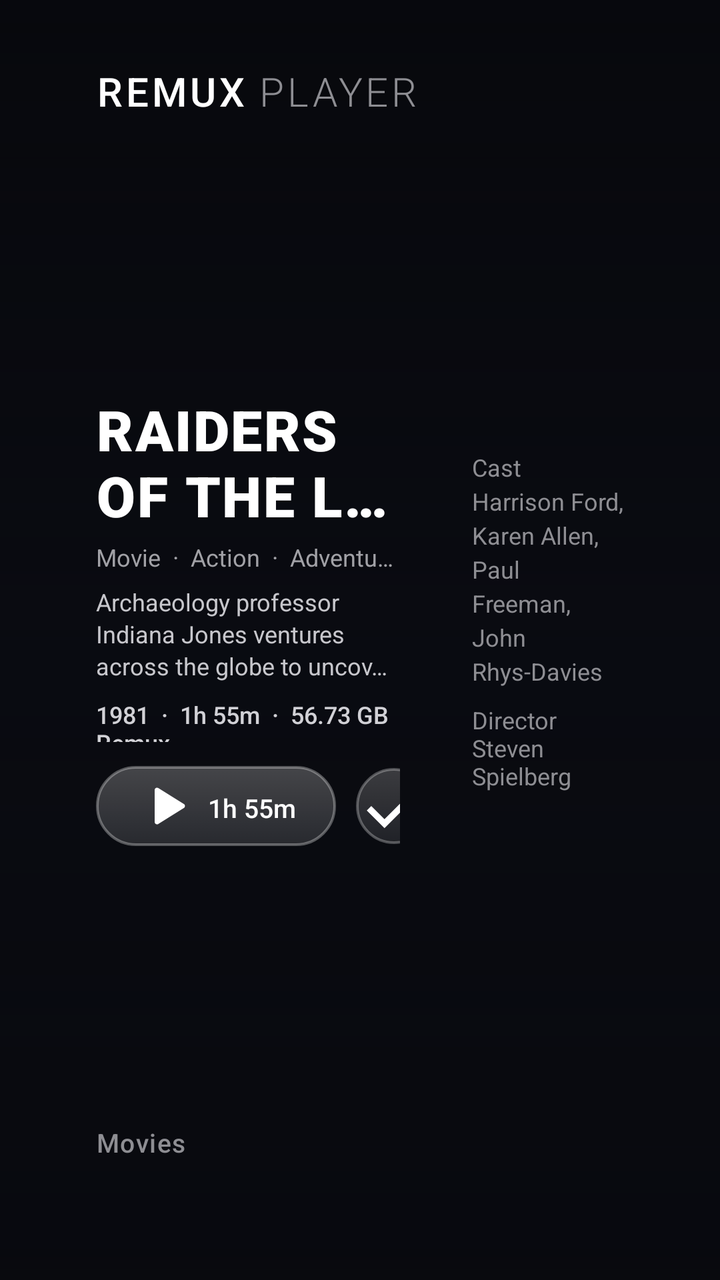
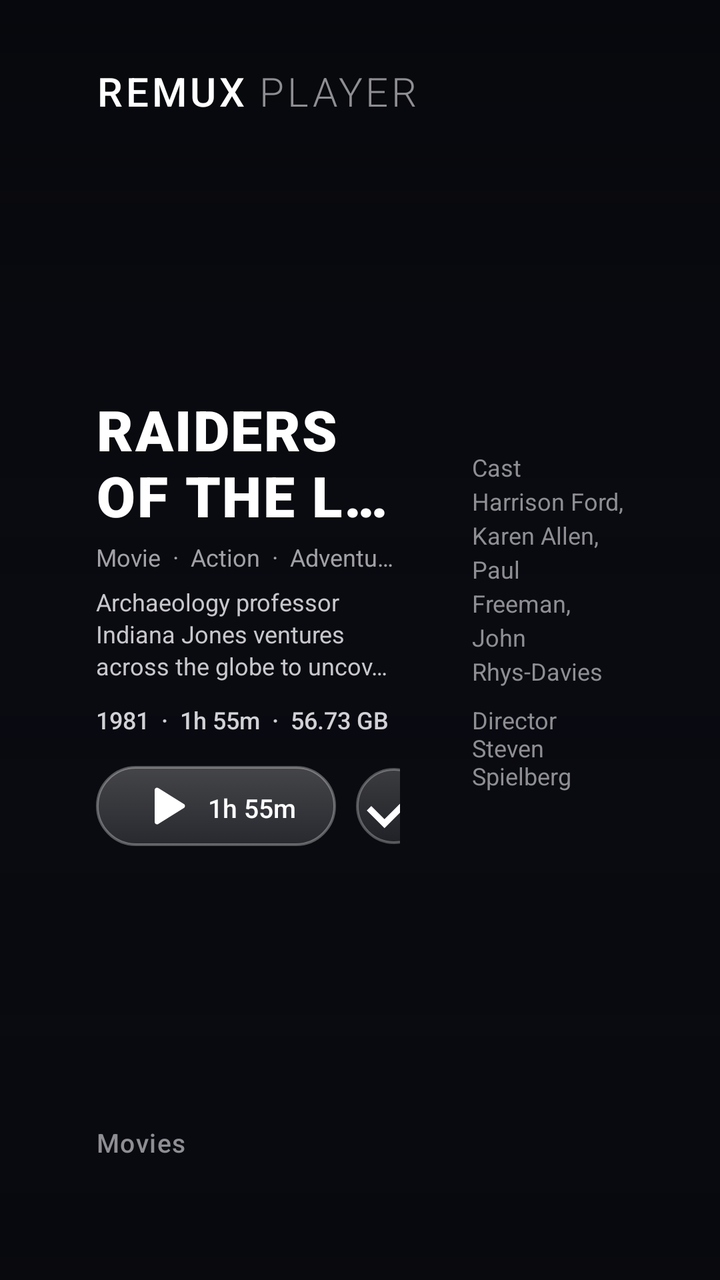

Two renders of the same Android screen: before a commit and after it. Below are the layout's source before the change and the commit's diff.
<!-- AndroidManifest.xml: application theme Theme.Leanback.Fullscreen -->
<!-- res/layout/activity_main.xml -->
<?xml version="1.0" encoding="utf-8"?>
<FrameLayout xmlns:android="http://schemas.android.com/apk/res/android"
    xmlns:app="http://schemas.android.com/apk/res-auto"
    android:layout_width="match_parent"
    android:layout_height="match_parent"
    android:background="#08090E">

    
    <ImageView
        android:id="@+id/ivHeroBackdrop"
        android:layout_width="match_parent"
        android:layout_height="match_parent"
        android:scaleType="centerCrop"
        android:contentDescription="Cinematic Background 1" />

    <ImageView
        android:id="@+id/ivHeroBackdropAlt"
        android:layout_width="match_parent"
        android:layout_height="match_parent"
        android:scaleType="centerCrop"
        android:alpha="0"
        android:contentDescription="Cinematic Background 2" />

    
    <View
        android:layout_width="match_parent"
        android:layout_height="match_parent"
        android:background="@drawable/bg_apple_tv_hero_scrim" />

    
    <RelativeLayout
        android:layout_width="match_parent"
        android:layout_height="match_parent"
        android:clipChildren="false"
        android:clipToPadding="false"
        android:paddingStart="48dp"
        android:paddingEnd="48dp"
        android:paddingTop="32dp"
        android:paddingBottom="28dp">

        
        <LinearLayout
            android:id="@+id/topBar"
            android:layout_width="match_parent"
            android:layout_height="wrap_content"
            android:orientation="horizontal"
            android:gravity="center_vertical">

            <LinearLayout
                android:layout_width="wrap_content"
                android:layout_height="wrap_content"
                android:orientation="horizontal"
                android:gravity="center_vertical">

                <TextView
                    android:layout_width="wrap_content"
                    android:layout_height="wrap_content"
                    android:text="REMUX"
                    android:textColor="#FFFFFF"
                    android:textSize="20sp"
                    android:fontFamily="sans-serif-medium"
                    android:letterSpacing="0.08" />

                <TextView
                    android:layout_width="wrap_content"
                    android:layout_height="wrap_content"
                    android:layout_marginStart="6dp"
                    android:text="PLAYER"
                    android:textColor="#8E8E93"
                    android:textSize="20sp"
                    android:fontFamily="sans-serif-light"
                    android:letterSpacing="0.08" />
            </LinearLayout>

            <View
                android:layout_width="0dp"
                android:layout_height="1dp"
                android:layout_weight="1" />

            
            <LinearLayout
                android:id="@+id/serverBadge"
                android:layout_width="wrap_content"
                android:layout_height="wrap_content"
                android:background="@drawable/bg_apple_tv_badge"
                android:paddingStart="12dp"
                android:paddingTop="5dp"
                android:paddingEnd="12dp"
                android:paddingBottom="5dp"
                android:gravity="center_vertical"
                android:visibility="gone">

                <View
                    android:layout_width="6dp"
                    android:layout_height="6dp"
                    android:background="@drawable/bg_badge_directplay" />

                <TextView
                    android:id="@+id/tvServerInfo"
                    android:layout_width="wrap_content"
                    android:layout_height="wrap_content"
                    android:layout_marginStart="8dp"
                    android:text="Jellyfin Guerrero · 192.168.100.108"
                    android:textColor="#D1D1D6"
                    android:textSize="11sp"
                    android:fontFamily="sans-serif-medium" />
            </LinearLayout>
        </LinearLayout>

        
        <LinearLayout
            android:id="@+id/heroContentContainer"
            android:layout_width="match_parent"
            android:layout_height="wrap_content"
            android:layout_below="@id/topBar"
            android:layout_above="@id/bottomShelfSection"
            android:layout_marginTop="6dp"
            android:layout_marginBottom="6dp"
            android:gravity="center_vertical"
            android:orientation="horizontal">

            
            <LinearLayout
                android:layout_width="0dp"
                android:layout_height="wrap_content"
                android:layout_weight="2.0"
                android:orientation="vertical">

                
                <TextView
                    android:id="@+id/tvHeroTitle"
                    android:layout_width="match_parent"
                    android:layout_height="wrap_content"
                    android:text="RAIDERS OF THE LOST ARK"
                    android:textColor="#FFFFFF"
                    android:textSize="28sp"
                    android:maxLines="2"
                    android:ellipsize="end"
                    android:fontFamily="sans-serif-black"
                    android:letterSpacing="0.03" />

                
                <TextView
                    android:id="@+id/tvHeroGenre"
                    android:layout_width="wrap_content"
                    android:layout_height="wrap_content"
                    android:layout_marginTop="4dp"
                    android:singleLine="true"
                    android:text="Movie  ·  Action  ·  Adventure  ·  1981"
                    android:textColor="#A1A1A6"
                    android:textSize="12sp"
                    android:fontFamily="sans-serif" />

                
                <TextView
                    android:id="@+id/tvHeroSynopsis"
                    android:layout_width="match_parent"
                    android:layout_height="wrap_content"
                    android:layout_marginTop="6dp"
                    android:maxLines="3"
                    android:ellipsize="end"
                    android:lineSpacingExtra="2dp"
                    android:text="Archaeology professor Indiana Jones ventures across the globe to uncover the legendary Ark of the Covenant before insidious Nazi forces can seize its ancient power."
                    android:textColor="#C7C7CC"
                    android:textSize="12sp"
                    android:fontFamily="sans-serif" />

                
                <LinearLayout
                    android:id="@+id/llBadgesRow"
                    android:layout_width="wrap_content"
                    android:layout_height="22dp"
                    android:layout_marginTop="8dp"
                    android:orientation="horizontal"
                    android:gravity="center_vertical">

                    <TextView
                        android:id="@+id/tvMetadataText"
                        android:layout_width="wrap_content"
                        android:layout_height="wrap_content"
                        android:text="1981  ·  1h 55m  ·  56.73 GB Remux"
                        android:textColor="#D1D1D6"
                        android:textSize="12sp"
                        android:fontFamily="sans-serif-medium" />

                    
                    <TextView
                        android:id="@+id/badgeResolution"
                        android:layout_width="wrap_content"
                        android:layout_height="18dp"
                        android:layout_marginStart="12dp"
                        android:background="@drawable/bg_apple_tv_badge"
                        android:gravity="center"
                        android:includeFontPadding="false"
                        android:paddingStart="6dp"
                        android:paddingEnd="6dp"
                        android:text="4K"
                        android:textColor="#FFFFFF"
                        android:textSize="10.5sp"
                        android:fontFamily="sans-serif-bold"
                        android:letterSpacing="0.06" />

                    
                    <TextView
                        android:id="@+id/badgeHdr"
                        android:layout_width="wrap_content"
                        android:layout_height="18dp"
                        android:layout_marginStart="6dp"
                        android:background="@drawable/bg_apple_tv_badge"
                        android:gravity="center"
                        android:includeFontPadding="false"
                        android:paddingStart="6dp"
                        android:paddingEnd="6dp"
                        android:text="DOLBY VISION"
                        android:textColor="#FFFFFF"
                        android:textSize="10.5sp"
                        android:fontFamily="sans-serif-medium"
                        android:letterSpacing="0.05" />


                    
                    <TextView
                        android:id="@+id/badgeAudio"
                        android:layout_width="wrap_content"
                        android:layout_height="18dp"
                        android:layout_marginStart="6dp"
                        android:background="@drawable/bg_apple_tv_badge"
                        android:gravity="center"
                        android:includeFontPadding="false"
                        android:paddingStart="6dp"
                        android:paddingEnd="6dp"
                        android:text="DOLBY ATMOS"
                        android:textColor="#FFFFFF"
                        android:textSize="10.5sp"
                        android:fontFamily="sans-serif-medium"
                        android:letterSpacing="0.05" />

                    
                    <TextView
                        android:id="@+id/badgeChannels"
                        android:layout_width="wrap_content"
                        android:layout_height="18dp"
                        android:layout_marginStart="6dp"
                        android:background="@drawable/bg_apple_tv_badge"
                        android:gravity="center"
                        android:includeFontPadding="false"
                        android:paddingStart="6dp"
                        android:paddingEnd="6dp"
                        android:text="7.1"
                        android:textColor="#FFFFFF"
                        android:textSize="10.5sp"
                        android:fontFamily="sans-serif-bold"
                        android:letterSpacing="0.05" />
                </LinearLayout>

                
                <LinearLayout
                    android:layout_width="wrap_content"
                    android:layout_height="44dp"
                    android:layout_marginTop="10dp"
                    android:orientation="horizontal"
                    android:gravity="center_vertical">

                    
                    <Button
                        android:id="@+id/btnPlayDirect"
                        android:layout_width="wrap_content"
                        android:layout_height="40dp"
                        android:background="@drawable/bg_apple_tv_pill_primary"
                        android:drawableStart="@drawable/ic_play_arrow"
                        android:drawableTint="@color/apple_btn_text_selector"
                        android:drawablePadding="8dp"
                        android:text="1h 55m"
                        android:textColor="@color/apple_btn_text_selector"
                        android:textSize="13sp"
                        android:fontFamily="sans-serif-medium"
                        android:textAllCaps="false"
                        android:paddingStart="20dp"
                        android:paddingEnd="20dp"
                        android:focusable="true"
                        android:nextFocusDown="@+id/shelfScrollView" />

                    
                    <ImageButton
                        android:id="@+id/btnCheck"
                        android:layout_width="38dp"
                        android:layout_height="38dp"
                        android:layout_marginStart="10dp"
                        android:background="@drawable/bg_apple_tv_circle_button"
                        android:src="@drawable/ic_check"
                        android:tint="@color/apple_btn_tint_selector"
                        android:focusable="true"
                        android:nextFocusDown="@+id/shelfScrollView"
                        android:contentDescription="In Watchlist" />

                    
                    <ImageButton
                        android:id="@+id/btnDetails"
                        android:layout_width="38dp"
                        android:layout_height="38dp"
                        android:layout_marginStart="10dp"
                        android:background="@drawable/bg_apple_tv_circle_button"
                        android:src="@drawable/ic_info"
                        android:tint="@color/apple_btn_tint_selector"
                        android:focusable="true"
                        android:nextFocusDown="@+id/shelfScrollView"
                        android:contentDescription="More Info" />
                </LinearLayout>
            </LinearLayout>

            
            <LinearLayout
                android:layout_width="0dp"
                android:layout_height="wrap_content"
                android:layout_weight="1"
                android:layout_marginStart="36dp"
                android:orientation="vertical">

                <TextView
                    android:id="@+id/tvHeroCast"
                    android:layout_width="wrap_content"
                    android:layout_height="wrap_content"
                    android:text="Cast  Harrison Ford, Karen Allen, Paul Freeman, John Rhys-Davies"
                    android:textColor="#8E8E93"
                    android:textSize="12sp"
                    android:lineSpacingExtra="3dp"
                    android:fontFamily="sans-serif" />

                <TextView
                    android:id="@+id/tvHeroDirector"
                    android:layout_width="wrap_content"
                    android:layout_height="wrap_content"
                    android:layout_marginTop="8dp"
                    android:text="Director  Steven Spielberg"
                    android:textColor="#8E8E93"
                    android:textSize="12sp"
                    android:fontFamily="sans-serif" />
            </LinearLayout>
        </LinearLayout>

        
        <LinearLayout
            android:id="@+id/bottomShelfSection"
            android:layout_width="match_parent"
            android:layout_height="wrap_content"
            android:layout_alignParentBottom="true"
            android:clipChildren="false"
            android:clipToPadding="false"
            android:orientation="vertical">

            <TextView
                android:layout_width="wrap_content"
                android:layout_height="wrap_content"
                android:text="Movies"
                android:textColor="#8E8E93"
                android:textSize="13sp"
                android:letterSpacing="0.04"
                android:fontFamily="sans-serif-medium"
                android:layout_marginBottom="4dp" />

            <HorizontalScrollView
                android:id="@+id/shelfScrollView"
                android:layout_width="match_parent"
                android:layout_height="wrap_content"
                android:scrollbars="none"
                android:fadeScrollbars="false"
                android:overScrollMode="never"
                android:requiresFadingEdge="none"
                android:clipChildren="false"
                android:clipToPadding="false"
                android:paddingStart="6dp"
                android:paddingEnd="24dp"
                android:paddingTop="12dp"
                android:paddingBottom="16dp">

                <LinearLayout
                    android:id="@+id/llCardShelf"
                    android:layout_width="wrap_content"
                    android:layout_height="wrap_content"
                    android:clipChildren="false"
                    android:clipToPadding="false"
                    android:orientation="horizontal" />
            </HorizontalScrollView>
        </LinearLayout>
    </RelativeLayout>

</FrameLayout>
<!-- resources referenced by this layout -->
<resources>
  <!-- drawable bg_apple_tv_badge (drawable) -->
  <?xml version="1.0" encoding="utf-8"?>
  <shape xmlns:android="http://schemas.android.com/apk/res/android"
      android:shape="rectangle">
      <corners android:radius="3.5dp" />
      <solid android:color="#1F222830" />
      <stroke
          android:width="0.85dp"
          android:color="#45FFFFFF" />
      <padding
          android:left="6dp"
          android:top="1.5dp"
          android:right="6dp"
          android:bottom="1.5dp" />
  </shape>
  <!-- drawable bg_apple_tv_circle_button (drawable) -->
  <?xml version="1.0" encoding="utf-8"?>
  <selector xmlns:android="http://schemas.android.com/apk/res/android">
      <item android:state_focused="true">
          <shape android:shape="oval">
              <solid android:color="#FFFFFF" />
              <stroke android:width="2dp" android:color="#FFFFFF" />
          </shape>
      </item>
      <item android:state_pressed="true">
          <shape android:shape="oval">
              <solid android:color="#D1D1D6" />
              <stroke android:width="2dp" android:color="#FFFFFF" />
          </shape>
      </item>
      <item android:state_activated="true">
          <shape android:shape="oval">
              <solid android:color="#FFFFFF" />
              <stroke android:width="2dp" android:color="#FFFFFF" />
          </shape>
      </item>
      <item>
          <shape android:shape="oval">
              <gradient
                  android:angle="270"
                  android:startColor="#33FFFFFF"
                  android:endColor="#18FFFFFF"
                  android:type="linear" />
              <stroke android:width="1.2dp" android:color="#48FFFFFF" />
          </shape>
      </item>
  </selector>
  <!-- drawable bg_apple_tv_hero_scrim (drawable) -->
  <?xml version="1.0" encoding="utf-8"?>
  <shape xmlns:android="http://schemas.android.com/apk/res/android"
      android:shape="rectangle">
      <gradient
          android:type="linear"
          android:angle="270"
          android:startColor="#20000000"
          android:centerColor="#800A0C13"
          android:endColor="#F208090E" />
  </shape>
  <!-- drawable bg_badge_directplay (drawable) -->
  <?xml version="1.0" encoding="utf-8"?>
  <shape xmlns:android="http://schemas.android.com/apk/res/android" android:shape="rectangle">
      <corners android:radius="4dp" />
      <solid android:color="#064E3B" />
      <stroke android:width="1dp" android:color="#10B981" />
      <padding android:left="8dp" android:top="4dp" android:right="8dp" android:bottom="4dp" />
  </shape>
  <!-- drawable ic_check (drawable) -->
  <vector xmlns:android="http://schemas.android.com/apk/res/android"
      android:width="20dp"
      android:height="20dp"
      android:viewportWidth="24"
      android:viewportHeight="24">
      <path
          android:fillColor="#818CF8"
          android:pathData="M9,16.17L4.83,12l-1.42,1.41L9,19 21,7l-1.41,-1.41z"/>
  </vector>
  <!-- drawable ic_info (drawable) -->
  <vector xmlns:android="http://schemas.android.com/apk/res/android"
      android:width="20dp"
      android:height="20dp"
      android:viewportWidth="24"
      android:viewportHeight="24">
      <path
          android:fillColor="#FDE68A"
          android:pathData="M12,2C6.48,2 2,6.48 2,12s4.48,10 10,10 10,-4.48 10,-10S17.52,2 12,2zm1,15h-2v-6h2v6zm0,-8h-2V7h2v2z"/>
  </vector>
  <!-- drawable ic_play_arrow (drawable) -->
  <vector xmlns:android="http://schemas.android.com/apk/res/android"
      android:width="28dp"
      android:height="28dp"
      android:viewportWidth="24"
      android:viewportHeight="24">
      <path
          android:fillColor="#FFFFFF"
          android:pathData="M8,5.14v13.72c0,0.79 0.86,1.27 1.54,0.85l10.97,-6.86c0.64,-0.4 0.64,-1.31 0,-1.71L9.54,4.29C8.86,3.87 8,4.35 8,5.14z"/>
  </vector>
  <style name="Theme.Leanback.Fullscreen" parent="Theme.Leanback">
          <item name="android:windowNoTitle">true</item>
          <item name="android:windowActionBar">false</item>
          <item name="android:windowFullscreen">true</item>
          <item name="android:windowContentOverlay">@null</item>
      </style>
  <!-- unchanged entries left out for length: 1 -->
</resources>

<!-- the commit's change to res/layout/activity_main.xml (unified diff, before → after) -->
@@ -178,7 +178,7 @@
                         android:id="@+id/tvMetadataText"
                         android:layout_width="wrap_content"
                         android:layout_height="wrap_content"
-                        android:text="1981  ·  1h 55m  ·  56.73 GB Remux"
+                        android:text="1981  ·  1h 55m  ·  56.73 GB"
                         android:textColor="#D1D1D6"
                         android:textSize="12sp"
                         android:fontFamily="sans-serif-medium" />
